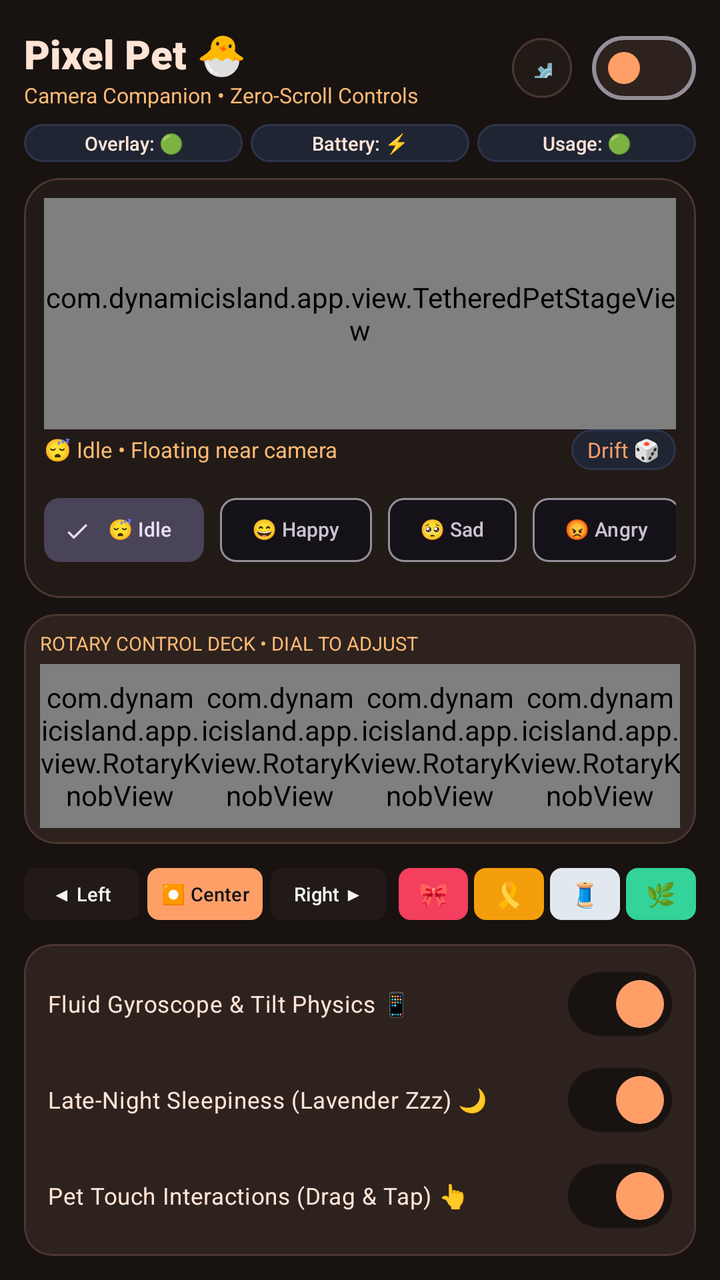
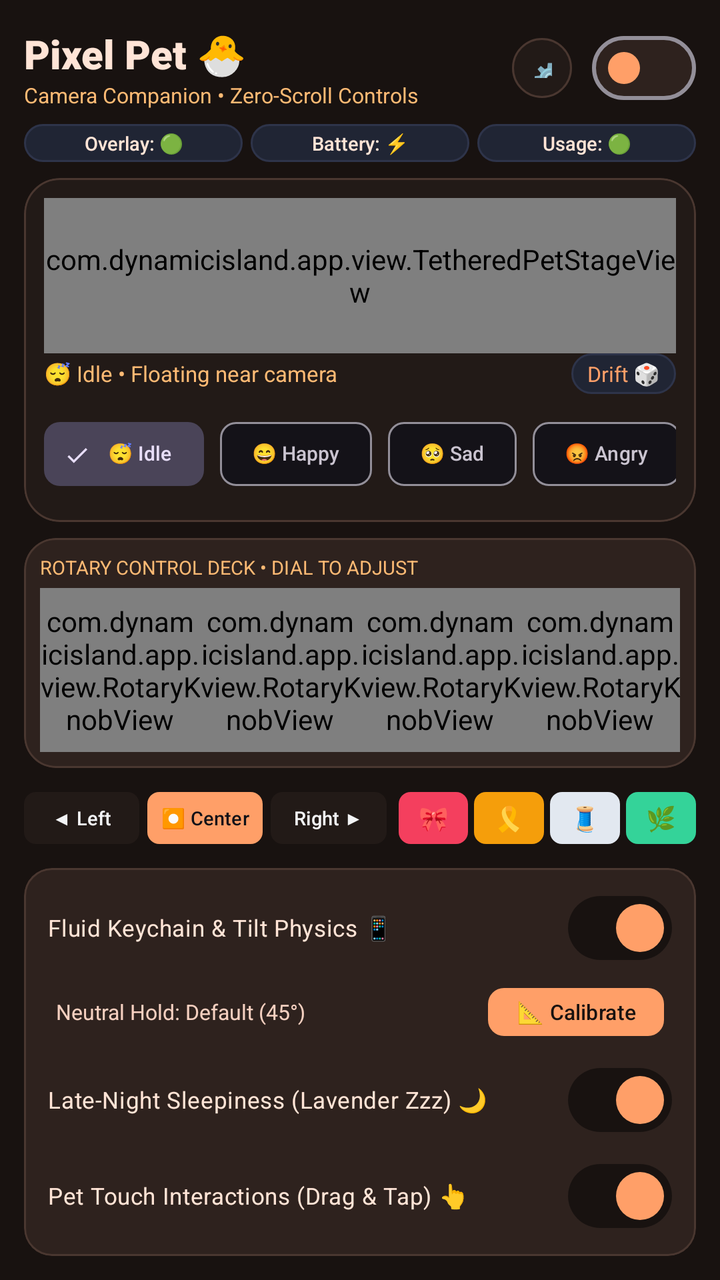

Compare the two renders of this Android layout. The source of the first and the diff that turns it into the second are given below.
<!-- AndroidManifest.xml: application theme Theme.DynamicIsland -->
<!-- res/layout/activity_main.xml -->
<?xml version="1.0" encoding="utf-8"?>
<LinearLayout xmlns:android="http://schemas.android.com/apk/res/android"
    xmlns:app="http://schemas.android.com/apk/res-auto"
    xmlns:tools="http://schemas.android.com/tools"
    android:layout_width="match_parent"
    android:layout_height="match_parent"
    android:background="@color/peach_dark"
    android:orientation="vertical"
    android:padding="12dp">

    
    <LinearLayout
        android:layout_width="match_parent"
        android:layout_height="44dp"
        android:gravity="center_vertical"
        android:orientation="horizontal">

        <LinearLayout
            android:layout_width="0dp"
            android:layout_height="wrap_content"
            android:layout_weight="1"
            android:orientation="vertical">

            <TextView
                android:layout_width="wrap_content"
                android:layout_height="wrap_content"
                android:text="Pixel Pet 🐣"
                android:textColor="@color/peach_light"
                android:textSize="20sp"
                android:fontFamily="sans-serif-black" />

            <TextView
                android:layout_width="wrap_content"
                android:layout_height="wrap_content"
                android:text="Camera Companion • Zero-Scroll Controls"
                android:textColor="@color/peach_accent"
                android:textSize="10.5sp" />
        </LinearLayout>

        <com.google.android.material.button.MaterialButton
            android:id="@+id/btnDevTools"
            style="@style/Widget.Material3.Button.IconButton"
            android:layout_width="38dp"
            android:layout_height="38dp"
            android:layout_marginEnd="6dp"
            android:backgroundTint="@color/peach_surface"
            android:text="⚙️"
            android:textSize="14sp"
            app:cornerRadius="19dp"
            app:strokeColor="@color/peach_surface_border"
            app:strokeWidth="1dp" />

        <com.google.android.material.materialswitch.MaterialSwitch
            android:id="@+id/switchPetMaster"
            android:layout_width="wrap_content"
            android:layout_height="wrap_content"
            app:thumbTint="@color/peach_primary"
            app:trackTint="@color/peach_surface_card" />
    </LinearLayout>

    
    <LinearLayout
        android:layout_width="match_parent"
        android:layout_height="wrap_content"
        android:layout_marginTop="6dp"
        android:orientation="horizontal">

        <TextView
            android:id="@+id/tvOverlayBadge"
            android:layout_width="0dp"
            android:layout_height="wrap_content"
            android:layout_weight="1"
            android:background="@drawable/bg_card_surface"
            android:gravity="center"
            android:paddingTop="3dp"
            android:paddingBottom="3dp"
            android:text="Overlay: 🟢"
            android:textColor="@color/peach_light"
            android:textSize="9.5sp"
            android:fontFamily="sans-serif-medium" />

        <TextView
            android:id="@+id/tvBatteryBadge"
            android:layout_width="0dp"
            android:layout_height="wrap_content"
            android:layout_marginStart="4dp"
            android:layout_weight="1"
            android:background="@drawable/bg_card_surface"
            android:gravity="center"
            android:paddingTop="3dp"
            android:paddingBottom="3dp"
            android:text="Battery: ⚡"
            android:textColor="@color/peach_light"
            android:textSize="9.5sp"
            android:fontFamily="sans-serif-medium" />

        <TextView
            android:id="@+id/tvUsageBadge"
            android:layout_width="0dp"
            android:layout_height="wrap_content"
            android:layout_marginStart="4dp"
            android:layout_weight="1"
            android:background="@drawable/bg_card_surface"
            android:gravity="center"
            android:paddingTop="3dp"
            android:paddingBottom="3dp"
            android:text="Usage: 🟢"
            android:textColor="@color/peach_light"
            android:textSize="9.5sp"
            android:fontFamily="sans-serif-medium" />
    </LinearLayout>

    
    <com.google.android.material.card.MaterialCardView
        android:id="@+id/cardPermissionAlert"
        android:layout_width="match_parent"
        android:layout_height="wrap_content"
        android:layout_marginTop="6dp"
        android:visibility="gone"
        app:cardBackgroundColor="#2A1B18"
        app:cardCornerRadius="10dp"
        app:strokeColor="#7F2315"
        app:strokeWidth="1dp">

        <LinearLayout
            android:layout_width="match_parent"
            android:layout_height="wrap_content"
            android:gravity="center_vertical"
            android:orientation="horizontal"
            android:padding="8dp">

            <TextView
                android:id="@+id/tvPermissionAlertText"
                android:layout_width="0dp"
                android:layout_height="wrap_content"
                android:layout_weight="1"
                android:text="⚠️ Permissions missing for floating pet."
                android:textColor="#FCA5A5"
                android:textSize="11sp" />

            <com.google.android.material.button.MaterialButton
                android:id="@+id/btnQuickFixPermission"
                android:layout_width="wrap_content"
                android:layout_height="32dp"
                android:text="Grant"
                android:textColor="@color/background_dark"
                android:textSize="10sp"
                app:backgroundTint="@color/smiley_yellow"
                app:cornerRadius="6dp" />
        </LinearLayout>
    </com.google.android.material.card.MaterialCardView>

    
    <com.google.android.material.card.MaterialCardView
        android:layout_width="match_parent"
        android:layout_height="0dp"
        android:layout_marginTop="8dp"
        android:layout_weight="1.1"
        app:cardBackgroundColor="@color/peach_surface"
        app:cardCornerRadius="18dp"
        app:strokeColor="@color/peach_surface_border"
        app:strokeWidth="1dp">

        <LinearLayout
            android:layout_width="match_parent"
            android:layout_height="match_parent"
            android:gravity="center_horizontal"
            android:orientation="vertical"
            android:padding="10dp">

            
            <com.dynamicisland.app.view.TetheredPetStageView
                android:id="@+id/previewTetherStage"
                android:layout_width="match_parent"
                android:layout_height="0dp"
                android:layout_weight="1" />

            <LinearLayout
                android:layout_width="match_parent"
                android:layout_height="wrap_content"
                android:gravity="center_vertical"
                android:orientation="horizontal">

                <TextView
                    android:id="@+id/tvPreviewMoodDesc"
                    android:layout_width="0dp"
                    android:layout_height="wrap_content"
                    android:layout_weight="1"
                    android:text="😴 Idle • Floating near camera"
                    android:textColor="@color/peach_accent"
                    android:textSize="11sp"
                    android:fontFamily="sans-serif-bold" />

                <TextView
                    android:id="@+id/btnTestDrift"
                    android:layout_width="wrap_content"
                    android:layout_height="wrap_content"
                    android:background="@drawable/bg_card_surface"
                    android:paddingStart="8dp"
                    android:paddingTop="3dp"
                    android:paddingEnd="8dp"
                    android:paddingBottom="3dp"
                    android:text="Drift 🎲"
                    android:textColor="@color/peach_primary"
                    android:textSize="10.5sp"
                    android:fontFamily="sans-serif-bold" />
            </LinearLayout>

            
            <HorizontalScrollView
                android:layout_width="match_parent"
                android:layout_height="wrap_content"
                android:layout_marginTop="6dp"
                android:scrollbars="none">

                <com.google.android.material.chip.ChipGroup
                    android:id="@+id/chipGroupMoods"
                    android:layout_width="wrap_content"
                    android:layout_height="wrap_content"
                    app:singleSelection="true">

                    <com.google.android.material.chip.Chip
                        android:id="@+id/chipMoodIdle"
                        style="@style/Widget.Material3.Chip.Filter"
                        android:layout_width="wrap_content"
                        android:layout_height="wrap_content"
                        android:checked="true"
                        android:text="😴 Idle"
                        android:textSize="10sp" />

                    <com.google.android.material.chip.Chip
                        android:id="@+id/chipMoodHappy"
                        style="@style/Widget.Material3.Chip.Filter"
                        android:layout_width="wrap_content"
                        android:layout_height="wrap_content"
                        android:text="😄 Happy"
                        android:textSize="10sp" />

                    <com.google.android.material.chip.Chip
                        android:id="@+id/chipMoodSad"
                        style="@style/Widget.Material3.Chip.Filter"
                        android:layout_width="wrap_content"
                        android:layout_height="wrap_content"
                        android:text="🥺 Sad"
                        android:textSize="10sp" />

                    <com.google.android.material.chip.Chip
                        android:id="@+id/chipMoodAngry"
                        style="@style/Widget.Material3.Chip.Filter"
                        android:layout_width="wrap_content"
                        android:layout_height="wrap_content"
                        android:text="😡 Angry"
                        android:textSize="10sp" />

                    <com.google.android.material.chip.Chip
                        android:id="@+id/chipMoodNerd"
                        style="@style/Widget.Material3.Chip.Filter"
                        android:layout_width="wrap_content"
                        android:layout_height="wrap_content"
                        android:text="🤓 Nerd"
                        android:textSize="10sp" />

                    <com.google.android.material.chip.Chip
                        android:id="@+id/chipMoodTexting"
                        style="@style/Widget.Material3.Chip.Filter"
                        android:layout_width="wrap_content"
                        android:layout_height="wrap_content"
                        android:text="💬 Chat"
                        android:textSize="10sp" />
                </com.google.android.material.chip.ChipGroup>
            </HorizontalScrollView>
        </LinearLayout>
    </com.google.android.material.card.MaterialCardView>

    
    <com.google.android.material.card.MaterialCardView
        android:layout_width="match_parent"
        android:layout_height="wrap_content"
        android:layout_marginTop="8dp"
        app:cardBackgroundColor="@color/peach_surface_card"
        app:cardCornerRadius="16dp"
        app:strokeColor="@color/peach_surface_border"
        app:strokeWidth="1dp">

        <LinearLayout
            android:layout_width="match_parent"
            android:layout_height="wrap_content"
            android:orientation="vertical"
            android:padding="8dp">

            <TextView
                android:layout_width="wrap_content"
                android:layout_height="wrap_content"
                android:text="ROTARY CONTROL DECK • DIAL TO ADJUST"
                android:textColor="@color/peach_accent"
                android:textSize="9.5sp"
                android:fontFamily="sans-serif-bold" />

            <LinearLayout
                android:layout_width="match_parent"
                android:layout_height="82dp"
                android:layout_marginTop="4dp"
                android:orientation="horizontal">

                <com.dynamicisland.app.view.RotaryKnobView
                    android:id="@+id/knobCameraX"
                    android:layout_width="0dp"
                    android:layout_height="match_parent"
                    android:layout_weight="1" />

                <com.dynamicisland.app.view.RotaryKnobView
                    android:id="@+id/knobCameraY"
                    android:layout_width="0dp"
                    android:layout_height="match_parent"
                    android:layout_weight="1" />

                <com.dynamicisland.app.view.RotaryKnobView
                    android:id="@+id/knobPetSize"
                    android:layout_width="0dp"
                    android:layout_height="match_parent"
                    android:layout_weight="1" />

                <com.dynamicisland.app.view.RotaryKnobView
                    android:id="@+id/knobLeash"
                    android:layout_width="0dp"
                    android:layout_height="match_parent"
                    android:layout_weight="1" />
            </LinearLayout>
        </LinearLayout>
    </com.google.android.material.card.MaterialCardView>

    
    <LinearLayout
        android:layout_width="match_parent"
        android:layout_height="wrap_content"
        android:layout_marginTop="8dp"
        android:orientation="horizontal">

        
        <LinearLayout
            android:layout_width="0dp"
            android:layout_height="wrap_content"
            android:layout_weight="1.1"
            android:orientation="horizontal">

            <com.google.android.material.button.MaterialButton
                android:id="@+id/btnAlignLeft"
                android:layout_width="0dp"
                android:layout_height="34dp"
                android:layout_weight="1"
                android:padding="0dp"
                android:text="◀ Left"
                android:textColor="@color/text_primary"
                android:textSize="9.5sp"
                app:backgroundTint="@color/peach_surface"
                app:cornerRadius="6dp" />

            <com.google.android.material.button.MaterialButton
                android:id="@+id/btnAlignCenter"
                android:layout_width="0dp"
                android:layout_height="34dp"
                android:layout_marginStart="4dp"
                android:layout_weight="1"
                android:padding="0dp"
                android:text="⏺ Center"
                android:textColor="@color/background_dark"
                android:textSize="9.5sp"
                app:backgroundTint="@color/peach_primary"
                app:cornerRadius="6dp" />

            <com.google.android.material.button.MaterialButton
                android:id="@+id/btnAlignRight"
                android:layout_width="0dp"
                android:layout_height="34dp"
                android:layout_marginStart="4dp"
                android:layout_weight="1"
                android:padding="0dp"
                android:text="Right ▶"
                android:textColor="@color/text_primary"
                android:textSize="9.5sp"
                app:backgroundTint="@color/peach_surface"
                app:cornerRadius="6dp" />
        </LinearLayout>

        
        <LinearLayout
            android:layout_width="0dp"
            android:layout_height="wrap_content"
            android:layout_marginStart="6dp"
            android:layout_weight="0.9"
            android:orientation="horizontal">

            <com.google.android.material.button.MaterialButton
                android:id="@+id/btnLeashRed"
                android:layout_width="0dp"
                android:layout_height="34dp"
                android:layout_weight="1"
                android:padding="0dp"
                android:text="🎀"
                android:textSize="12sp"
                app:backgroundTint="#F43F5E"
                app:cornerRadius="6dp" />

            <com.google.android.material.button.MaterialButton
                android:id="@+id/btnLeashGold"
                android:layout_width="0dp"
                android:layout_height="34dp"
                android:layout_marginStart="3dp"
                android:layout_weight="1"
                android:padding="0dp"
                android:text="🎗️"
                android:textSize="12sp"
                app:backgroundTint="#F59E0B"
                app:cornerRadius="6dp" />

            <com.google.android.material.button.MaterialButton
                android:id="@+id/btnLeashSilver"
                android:layout_width="0dp"
                android:layout_height="34dp"
                android:layout_marginStart="3dp"
                android:layout_weight="1"
                android:padding="0dp"
                android:text="🧵"
                android:textSize="12sp"
                app:backgroundTint="#E2E8F0"
                app:cornerRadius="6dp" />

            <com.google.android.material.button.MaterialButton
                android:id="@+id/btnLeashMint"
                android:layout_width="0dp"
                android:layout_height="34dp"
                android:layout_marginStart="3dp"
                android:layout_weight="1"
                android:padding="0dp"
                android:text="🌿"
                android:textSize="12sp"
                app:backgroundTint="#34D399"
                app:cornerRadius="6dp" />
        </LinearLayout>
    </LinearLayout>

    
    <com.google.android.material.card.MaterialCardView
        android:layout_width="match_parent"
        android:layout_height="wrap_content"
        android:layout_marginTop="8dp"
        app:cardBackgroundColor="@color/peach_surface_card"
        app:cardCornerRadius="14dp"
        app:strokeColor="@color/peach_surface_border"
        app:strokeWidth="1dp">

        <LinearLayout
            android:layout_width="match_parent"
            android:layout_height="wrap_content"
            android:orientation="vertical"
            android:paddingStart="12dp"
            android:paddingTop="6dp"
            android:paddingEnd="12dp"
            android:paddingBottom="6dp">

            <com.google.android.material.materialswitch.MaterialSwitch
                android:id="@+id/switchGyroPhysics"
                android:layout_width="match_parent"
                android:layout_height="wrap_content"
                android:checked="true"
                android:text="Fluid Gyroscope &amp; Tilt Physics 📱"
                android:textColor="@color/peach_light"
                android:textSize="11.5sp"
                app:thumbTint="@color/peach_primary"
                app:trackTint="@color/peach_dark" />

            <com.google.android.material.materialswitch.MaterialSwitch
                android:id="@+id/switchSleepiness"
                android:layout_width="match_parent"
                android:layout_height="wrap_content"
                android:checked="true"
                android:text="Late-Night Sleepiness (Lavender Zzz) 🌙"
                android:textColor="@color/peach_light"
                android:textSize="11.5sp"
                app:thumbTint="@color/peach_primary"
                app:trackTint="@color/peach_dark" />

            <com.google.android.material.materialswitch.MaterialSwitch
                android:id="@+id/switchTouchReactions"
                android:layout_width="match_parent"
                android:layout_height="wrap_content"
                android:checked="true"
                android:text="Pet Touch Interactions (Drag &amp; Tap) 👆"
                android:textColor="@color/peach_light"
                android:textSize="11.5sp"
                app:thumbTint="@color/peach_primary"
                app:trackTint="@color/peach_dark" />
        </LinearLayout>
    </com.google.android.material.card.MaterialCardView>

</LinearLayout>
<!-- resources referenced by this layout -->
<resources>
  <color name="background_dark">#0F1117</color>
  <color name="peach_accent">#FDBA74</color>
  <color name="peach_dark">#181210</color>
  <color name="peach_light">#FFE4D6</color>
  <color name="peach_primary">#FF9F68</color>
  <color name="peach_surface">#221A17</color>
  <color name="peach_surface_border">#4A3730</color>
  <color name="peach_surface_card">#2E221E</color>
  <color name="smiley_yellow">#FFD43B</color>
  <color name="text_primary">#F3F4F6</color>
  <!-- drawable bg_card_surface (drawable) -->
  <?xml version="1.0" encoding="utf-8"?>
  <shape xmlns:android="http://schemas.android.com/apk/res/android"
      android:shape="rectangle">
      <solid android:color="@color/surface_card" />
      <corners android:radius="16dp" />
      <stroke
          android:width="1dp"
          android:color="@color/surface_card_border" />
  </shape>
  <style name="Theme.DynamicIsland" parent="Theme.Material3.Dark.NoActionBar">
          <item name="colorPrimary">@color/primary</item>
          <item name="colorSecondary">@color/secondary</item>
          <item name="android:statusBarColor">@color/background_dark</item>
          <item name="android:navigationBarColor">@color/background_dark</item>
          <item name="android:windowBackground">@color/background_dark</item>
      </style>
  <color name="surface_card">#202534</color>
  <color name="surface_card_border">#2E344A</color>
  <color name="primary">#FF9F68</color>
  <color name="secondary">#10B981</color>
</resources>

<!-- the commit's change to res/layout/activity_main.xml (unified diff, before → after) -->
@@ -463,11 +463,48 @@
                 android:layout_width="match_parent"
                 android:layout_height="wrap_content"
                 android:checked="true"
-                android:text="Fluid Gyroscope &amp; Tilt Physics 📱"
+                android:text="Fluid Keychain &amp; Tilt Physics 📱"
                 android:textColor="@color/peach_light"
                 android:textSize="11.5sp"
                 app:thumbTint="@color/peach_primary"
                 app:trackTint="@color/peach_dark" />
+
+            
+            <LinearLayout
+                android:id="@+id/layoutCalibrationRow"
+                android:layout_width="match_parent"
+                android:layout_height="wrap_content"
+                android:layout_marginTop="2dp"
+                android:layout_marginBottom="4dp"
+                android:gravity="center_vertical"
+                android:orientation="horizontal"
+                android:paddingStart="4dp"
+                android:paddingEnd="4dp">
+
+                <TextView
+                    android:id="@+id/tvCalibrationStatus"
+                    android:layout_width="0dp"
+                    android:layout_height="wrap_content"
+                    android:layout_weight="1"
+                    android:text="Neutral Hold: Default (45°)"
+                    android:textColor="@color/peach_cream"
+                    android:textSize="10.5sp" />
+
+                <com.google.android.material.button.MaterialButton
+                    android:id="@+id/btnCalibrateHold"
+                    style="@style/Widget.Material3.Button.TonalButton"
+                    android:layout_width="wrap_content"
+                    android:layout_height="32dp"
+                    android:paddingStart="10dp"
+                    android:paddingTop="0dp"
+                    android:paddingEnd="10dp"
+                    android:paddingBottom="0dp"
+                    android:text="📐 Calibrate"
+                    android:textColor="@color/peach_dark"
+                    android:textSize="10.5sp"
+                    app:backgroundTint="@color/peach_primary"
+                    app:cornerRadius="8dp" />
+            </LinearLayout>
 
             <com.google.android.material.materialswitch.MaterialSwitch
                 android:id="@+id/switchSleepiness"
<!-- resource entries referenced after the edit -->
@@ -2,6 +2,7 @@
 <resources>
   <color name="background_dark">#0F1117</color>
   <color name="peach_accent">#FDBA74</color>
+  <color name="peach_cream">#F5D0C0</color>
   <color name="peach_dark">#181210</color>
   <color name="peach_light">#FFE4D6</color>
   <color name="peach_primary">#FF9F68</color>
